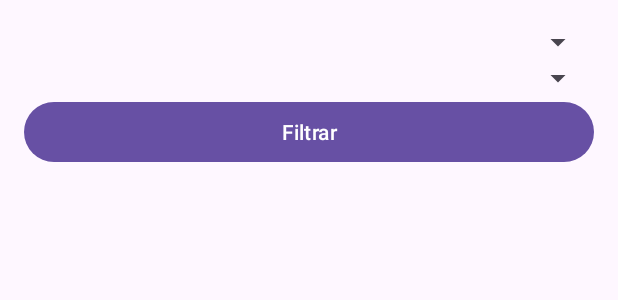
After one commit to AlbertoAlas03/Desafio-practicoII-DSM, an Android app: the layout activity_listar_estudiantes.xml on its own in the app's theme, with its tools: preview values and no code run, on a phone screen of 412 x 824 dp. The commit adds this screen. Shown: the top 300 px of the screen. Run offline under Robolectric (Android 15) with nearby library versions, the phone set to English and light mode, and no system bars.

Commit message:
funcionalidad de la lista a falta de probarla

```diff
--- a/app/src/main/java/com/example/desafio_practicoii/AgregarEstudianteActivity.kt
+++ b/app/src/main/java/com/example/desafio_practicoii/AgregarEstudianteActivity.kt
@@ -81,7 +81,7 @@ class AgregarEstudianteActivity : AppCompatActivity() {
                 limpiarCampos()
                 val intent = Intent(this, MainActivity::class.java)
                 startActivity(intent)
-                finish()
+
             }.addOnFailureListener{
                 Toast.makeText(this,"Error al guardar",Toast.LENGTH_SHORT).show()
             }
@@ -116,7 +116,7 @@ class AgregarEstudianteActivity : AppCompatActivity() {
 
                         val intent = Intent(this, LoginActivity::class.java)
                         startActivity(intent)
-                        finish()
+
                     }
                 }.setNegativeButton("Cancelar", null).show()
             }
--- a/app/src/main/java/com/example/desafio_practicoii/LoginActivity.kt
+++ b/app/src/main/java/com/example/desafio_practicoii/LoginActivity.kt
@@ -61,7 +61,6 @@ auth.signInWithEmailAndPassword(email, password).addOnCompleteListener{ task ->
         Toast.makeText(this, "Bienvenido!", Toast.LENGTH_LONG).show()
         val intent = Intent(this, MainActivity::class.java)
         startActivity(intent)
-        finish()
     }else{
         Toast.makeText(this, "Error en el inicio de sesión, verifique las credenciales ingresadas", Toast.LENGTH_LONG).show()
     }
--- a/app/src/main/java/com/example/desafio_practicoii/MainActivity.kt
+++ b/app/src/main/java/com/example/desafio_practicoii/MainActivity.kt
@@ -26,12 +26,12 @@ class MainActivity : AppCompatActivity() {
         btnAgregar.setOnClickListener {
             val intent = Intent(this, AgregarEstudianteActivity::class.java)
             startActivity(intent)
-            finish()
+
         }
         btnListar.setOnClickListener {
             val intent = Intent(this, ListaEstudiantesActivity::class.java)
             startActivity(intent)
-            finish()
+
         }
     }
     override fun onCreateOptionsMenu(menu: Menu?): Boolean {
@@ -52,7 +52,7 @@ R.id.sing_out -> {
 
             val intent = Intent(this, LoginActivity::class.java)
             startActivity(intent)
-            finish()
+
         }
     }.setNegativeButton("Cancelar", null).show()
 }
--- a/app/src/main/java/com/example/desafio_practicoii/RegisterActivity.kt
+++ b/app/src/main/java/com/example/desafio_practicoii/RegisterActivity.kt
@@ -37,7 +37,7 @@ class RegisterActivity : AppCompatActivity() {
         authStateListener = FirebaseAuth.AuthStateListener { auth ->
             if (auth.currentUser != null) {
                 startActivity(Intent(this, MainActivity::class.java))
-                finish()
+
             }
         }
 
@@ -71,7 +71,7 @@ Toast.makeText(this,"La contraseña debe tener al menos 6 caracteres", Toast.LEN
                    Toast.makeText(this, "Cuenta creada correctamente!", Toast.LENGTH_LONG).show()
             val intent = Intent(this, LoginActivity::class.java)
             startActivity(intent)
-            finish()
+
         }
            }.addOnFailureListener{ exception ->
                Toast.makeText(
--- /dev/null
+++ b/app/src/main/res/layout/activity_listar_estudiantes.xml
@@ -0,0 +1,28 @@
+<?xml version="1.0" encoding="utf-8"?>
+<LinearLayout xmlns:android="http://schemas.android.com/apk/res/android"
+    android:layout_width="match_parent"
+    android:layout_height="match_parent"
+    android:orientation="vertical"
+    android:padding="16dp">
+
+    <Spinner
+        android:id="@+id/spinnerFiltro"
+        android:layout_width="match_parent"
+        android:layout_height="wrap_content" />
+
+    <Spinner
+        android:id="@+id/spinnerValores"
+        android:layout_width="match_parent"
+        android:layout_height="wrap_content" />
+
+    <Button
+        android:id="@+id/btnFiltrar"
+        android:layout_width="match_parent"
+        android:layout_height="wrap_content"
+        android:text="Filtrar" />
+
+    <ListView
+        android:id="@+id/listViewEstudiantes"
+        android:layout_width="match_parent"
+        android:layout_height="wrap_content" />
+</LinearLayout>
--- a/app/src/main/res/values/strings.xml
+++ b/app/src/main/res/values/strings.xml
@@ -18,4 +18,8 @@
     <string name="agregarGuardar">Agregar Estudiante</string>
     <string name="mainAgregar">Agregar estudiante</string>
     <string name="mainListar">Lista de estudiantes</string>
+    <string name="itemNombre">Nombre: </string>
+    <string name="itemNota">Nota: </string>
+    <string name="itemGrado">Grado: </string>
+    <string name="itemMateria">Materia: </string>
 </resources>
--- a/gradle/libs.versions.toml
+++ b/gradle/libs.versions.toml
@@ -1,6 +1,6 @@
 [versions]
 agp = "8.4.0"
-kotlin = "1.9.24"
+kotlin = "2.1.0"
 coreKtx = "1.15.0"
 junit = "4.13.2"
 junitVersion = "1.2.1"
```
Also changed, not shown: app/src/main/java/com/example/desafio_practicoii/EstudianteAdapter.kt (added, +37 -0 lines), app/src/main/java/com/example/desafio_practicoii/ListaEstudiantesActivity.kt (+130 -9 lines), app/src/main/res/layout/activity_item_estudiante.xml (added, +39 -0 lines), app/src/main/res/layout/activity_lista_estudiantes.xml (deleted, +0 -10 lines).
